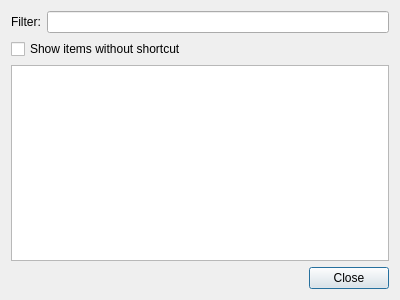
The window that mslib/msui/ui/ui_shortcuts.ui (Open-MSS/MSS) describes before a commit, drawn with Qt 5.
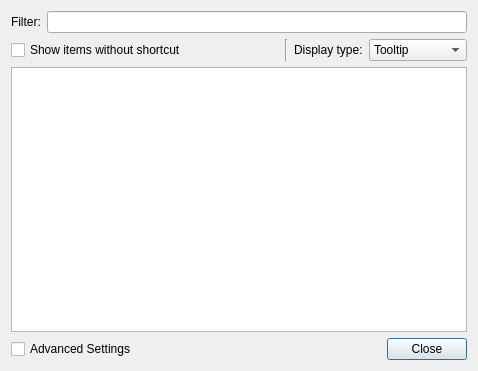
The same window after the commit.

```diff
--- a/mslib/msui/ui/ui_shortcuts.ui
+++ b/mslib/msui/ui/ui_shortcuts.ui
@@ -6,8 +6,8 @@
    <rect>
     <x>0</x>
     <y>0</y>
-    <width>400</width>
-    <height>300</height>
+    <width>478</width>
+    <height>371</height>
    </rect>
   </property>
   <property name="windowTitle">
@@ -29,6 +29,8 @@
     </layout>
    </item>
    <item>
+    <layout class="QHBoxLayout" name="horizontalLayout_3">
+     <item>
     <widget class="QCheckBox" name="cbNoShortcut">
      <property name="text">
       <string>Show items without shortcut</string>
@@ -36,6 +38,54 @@
     </widget>
    </item>
    <item>
+      <spacer name="horizontalSpacer">
+       <property name="orientation">
+        <enum>Qt::Horizontal</enum>
+       </property>
+       <property name="sizeHint" stdset="0">
+        <size>
+         <width>40</width>
+         <height>20</height>
+        </size>
+       </property>
+      </spacer>
+     </item>
+     <item>
+      <widget class="Line" name="line">
+       <property name="orientation">
+        <enum>Qt::Vertical</enum>
+       </property>
+      </widget>
+     </item>
+     <item>
+      <widget class="QLabel" name="label_2">
+       <property name="text">
+        <string>Display type:</string>
+       </property>
+      </widget>
+     </item>
+     <item>
+      <widget class="QComboBox" name="cbDisplayType">
+       <item>
+        <property name="text">
+         <string>Tooltip</string>
+        </property>
+       </item>
+       <item>
+        <property name="text">
+         <string>Text</string>
+        </property>
+       </item>
+       <item>
+        <property name="text">
+         <string>ObjectName</string>
+        </property>
+       </item>
+      </widget>
+     </item>
+    </layout>
+   </item>
+   <item>
     <widget class="QTreeWidget" name="treeWidget">
      <attribute name="headerVisible">
       <bool>false</bool>
@@ -51,6 +101,15 @@
     </widget>
    </item>
    <item>
+    <layout class="QHBoxLayout" name="horizontalLayout_2">
+     <item>
+      <widget class="QCheckBox" name="cbAdvanced">
+       <property name="text">
+        <string>Advanced Settings</string>
+       </property>
+      </widget>
+     </item>
+     <item>
     <widget class="QDialogButtonBox" name="buttonBox">
      <property name="orientation">
       <enum>Qt::Horizontal</enum>
@@ -59,6 +118,8 @@
       <set>QDialogButtonBox::Close</set>
      </property>
     </widget>
+     </item>
+    </layout>
    </item>
   </layout>
  </widget>
```
Lines whose indentation alone changed are shown as unchanged.
